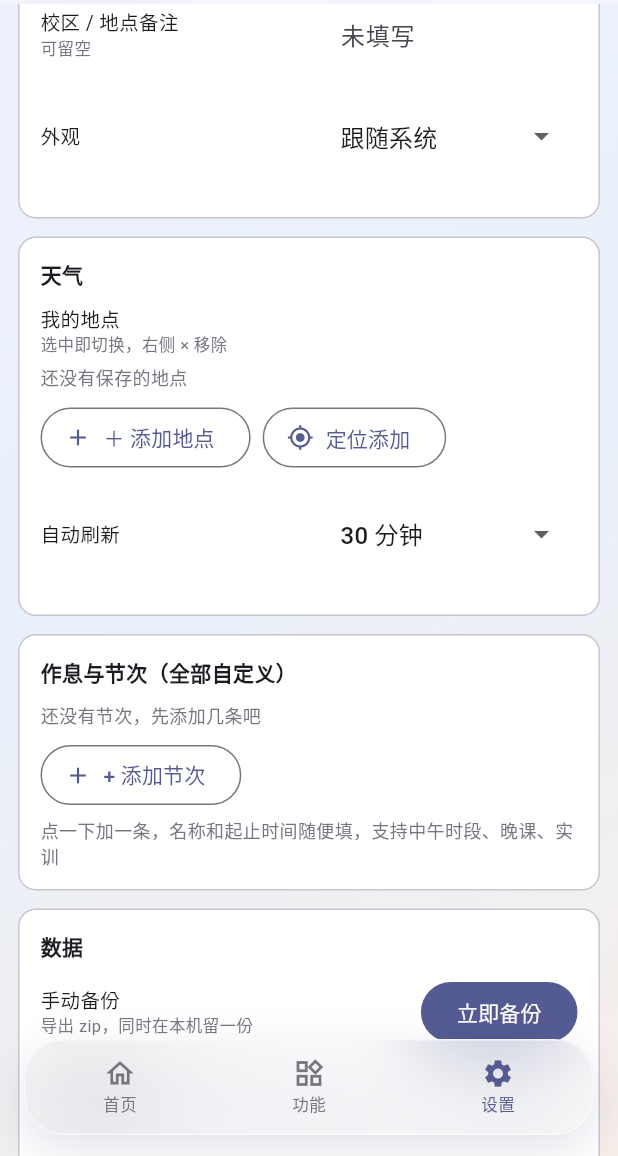
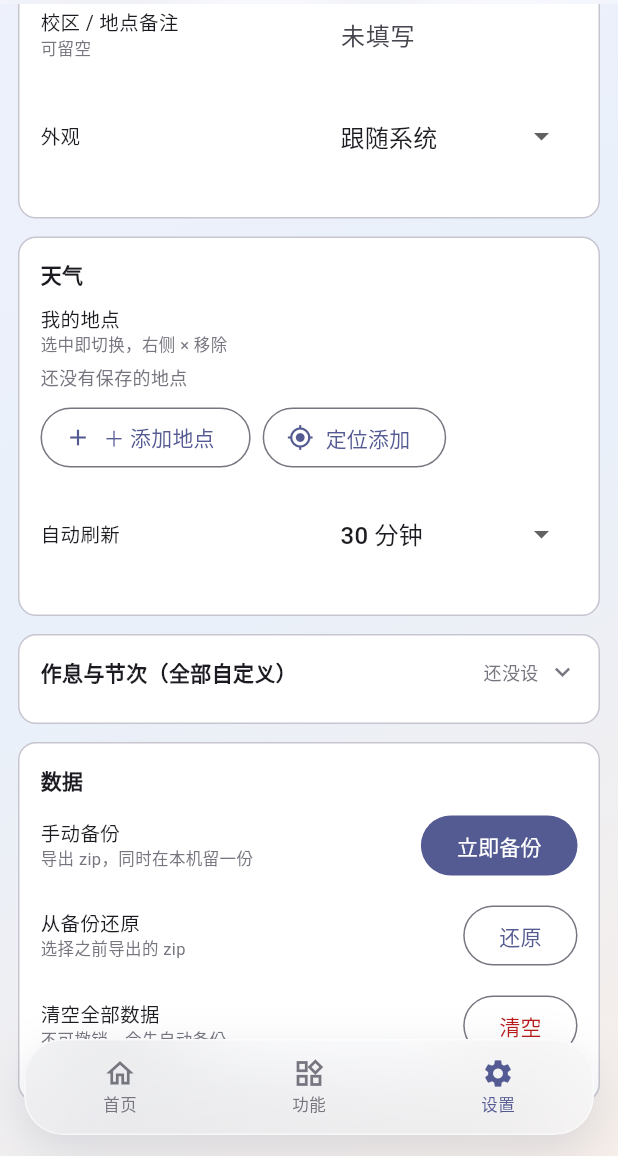
Before and after one commit to youkeisen/CloudLife, a Flutter app: the screen it shows after launch, item 3 of the bottom bar chosen, scrolled down 337 dp, on a phone screen of 412 x 824 dp, the part 80-1236 px from its top. Run offline on Flutter 3.47's test engine with Material 3 defaults, Android fonts, the light colour scheme and no system bars; our stand-ins replace file_picker, geolocator; missing offline and left inert: syncfusion_flutter_pdf.

Commit message:
手机版 1.3.5：作息与节次卡片加小三角收放（默认收起显示节次数摘要）

```diff
--- a/mobile/lib/ui/settings_page.dart
+++ b/mobile/lib/ui/settings_page.dart
@@ -537,7 +537,14 @@ class _SettingsPageState extends State<SettingsPage> {
                 onChanged: (int? v) => v == null ? null : _save((s) => s.refreshMinutes = v),
               )),
         ]),
-        _card(context, '作息与节次（全部自定义）', <Widget>[
+        _cardCollapsible(
+          context,
+          key: const ValueKey('s-periods-card'),
+          title: '作息与节次（全部自定义）',
+          open: _periodsOpen,
+          onToggle: () => setState(() => _periodsOpen = !_periodsOpen),
+          summary: _s.periods.isEmpty ? '还没设' : '${_s.periods.length} 个节次',
+          children: <Widget>[
           if (_s.periods.isEmpty)
             Text('还没有节次，先添加几条吧',
                 key: const ValueKey('s-periods-empty'),
@@ -620,6 +627,63 @@ class _SettingsPageState extends State<SettingsPage> {
               style: const TextStyle(fontSize: 14, fontWeight: FontWeight.w600)),
           const SizedBox(height: 10),
           ...children,
+        ],
+      ),
+    );
+  }
+
+  /// 作息与节次卡片默认收起（列表长），点标题 + 小三角展开。
+  bool _periodsOpen = false;
+
+  Widget _cardCollapsible(
+    BuildContext context, {
+    Key? key,
+    required String title,
+    required bool open,
+    required VoidCallback onToggle,
+    String? summary,
+    required List<Widget> children,
+  }) {
+    final cs = Theme.of(context).colorScheme;
+    return Container(
+      key: key,
+      margin: const EdgeInsets.only(bottom: 12),
+      padding: const EdgeInsets.all(14),
+      decoration: BoxDecoration(
+        color: cs.surfaceContainerLowest,
+        borderRadius: BorderRadius.circular(12),
+        border: Border.all(color: cs.outlineVariant),
+      ),
+      child: Column(
+        crossAxisAlignment: CrossAxisAlignment.start,
+        children: <Widget>[
+          InkWell(
+            key: const ValueKey('s-periods-toggle'),
+            borderRadius: BorderRadius.circular(8),
+            onTap: onToggle,
+            child: Row(
+              children: <Widget>[
+                Expanded(
+                  child: Text(title,
+                      style: const TextStyle(
+                          fontSize: 14, fontWeight: FontWeight.w600)),
+                ),
+                if (!open && summary != null)
+                  Text(summary,
+                      style: TextStyle(fontSize: 12, color: cs.outline)),
+                const SizedBox(width: 6),
+                // 收起时朝下、展开时朝上（和首页速览的小三角一个意思）
+                AnimatedRotation(
+                  turns: open ? 0.5 : 0,
+                  duration: const Duration(milliseconds: 180),
+                  child: Icon(Icons.expand_more,
+                      size: 20, color: cs.outline),
+                ),
+              ],
+            ),
+          ),
+          const SizedBox(height: 10),
+          if (open) ...children,
         ],
       ),
     );
--- a/mobile/pubspec.yaml
+++ b/mobile/pubspec.yaml
@@ -16,9 +16,9 @@ publish_to: 'none' # Remove this line if you wish to publish to pub.dev
 # https://developer.apple.com/library/archive/documentation/General/Reference/InfoPlistKeyReference/Articles/CoreFoundationKeys.html
 # In Windows, build-name is used as the major, minor, and patch parts
 # of the product and file versions while build-number is used as the build suffix.
-# 1.3.4：修节次时间框显示不下——去掉框内时钟图标、收紧内边距、标签列让宽，
-# 「08:10」能完整显示。构建号 +1（上一个安装包是 1.3.3+10）。
-version: 1.3.4+11
+# 1.3.5：作息与节次卡片加小三角收放（默认收起，显示节次数摘要，点标题展开）。
+# 构建号 +1（上一个安装包是 1.3.4+11）。
+version: 1.3.5+12
 
 environment:
   sdk: ^3.13.3
```
Also changed, not shown: 1 other file.
